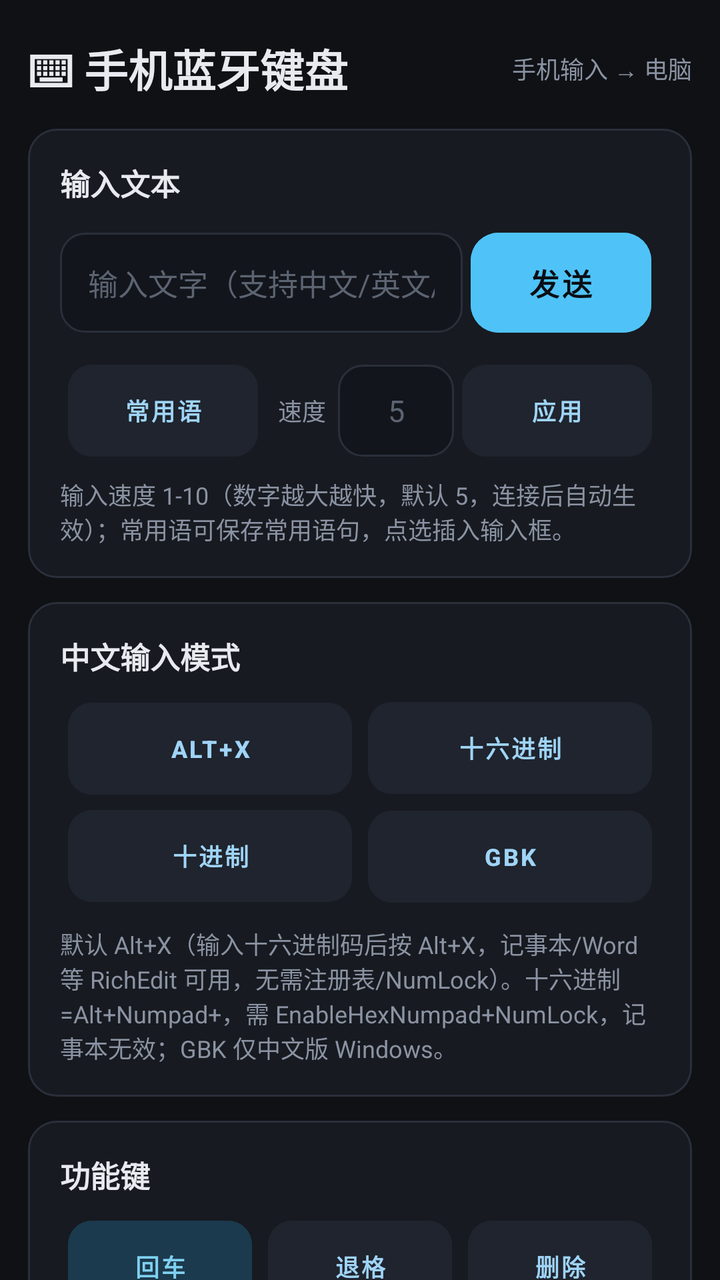
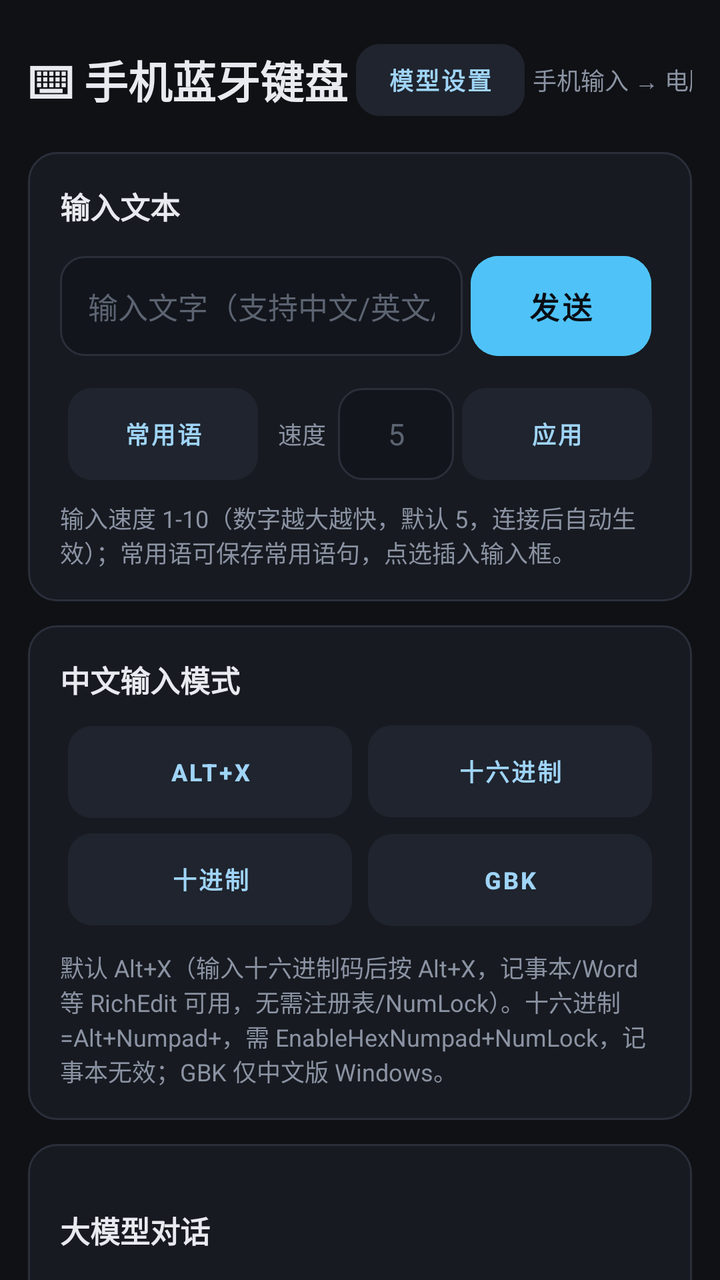

Screens rendered from an Android XML layout before and after an edit, with the pre-edit source and the edit as a unified diff.
<!-- AndroidManifest.xml: activity theme Theme.HIDBLEKeyboard -->
<!-- res/layout/activity_main.xml -->
<?xml version="1.0" encoding="utf-8"?>
<ScrollView xmlns:android="http://schemas.android.com/apk/res/android"
    android:layout_width="match_parent"
    android:layout_height="match_parent"
    android:background="@color/background"
    android:fillViewport="true"
    android:scrollbars="none">

    <LinearLayout
        android:layout_width="match_parent"
        android:layout_height="wrap_content"
        android:orientation="vertical"
        android:padding="14dp">

        
        <LinearLayout
            android:layout_width="match_parent"
            android:layout_height="wrap_content"
            android:orientation="horizontal"
            android:gravity="center_vertical"
            android:layout_marginBottom="14dp"
            android:layout_marginTop="4dp">

            <TextView
                android:layout_width="wrap_content"
                android:layout_height="wrap_content"
                android:text="⌨ 手机蓝牙键盘"
                android:textSize="22sp"
                android:textStyle="bold"
                android:textColor="@color/text_primary" />

            <View
                android:layout_width="0dp"
                android:layout_height="1dp"
                android:layout_weight="1" />

            <TextView
                android:layout_width="wrap_content"
                android:layout_height="wrap_content"
                android:text="手机输入 → 电脑"
                android:textSize="12sp"
                android:textColor="@color/text_secondary" />
        </LinearLayout>

        
        <LinearLayout
            android:layout_width="match_parent"
            android:layout_height="wrap_content"
            android:orientation="vertical"
            android:background="@drawable/bg_card"
            android:padding="16dp"
            android:layout_marginBottom="12dp">

            <TextView
                android:layout_width="wrap_content"
                android:layout_height="wrap_content"
                android:text="输入文本"
                android:textSize="15sp"
                android:textStyle="bold"
                android:textColor="@color/text_primary"
                android:layout_marginBottom="10dp" />

            <LinearLayout
                android:layout_width="match_parent"
                android:layout_height="wrap_content"
                android:orientation="horizontal"
                android:gravity="center_vertical">

                <EditText
                    android:id="@+id/textInput"
                    android:layout_width="0dp"
                    android:layout_height="50dp"
                    android:layout_weight="1"
                    android:background="@drawable/bg_input"
                    android:paddingStart="14dp"
                    android:paddingEnd="14dp"
                    android:hint="输入文字（支持中文/英文/数字）"
                    android:textColor="@color/text_primary"
                    android:textColorHint="@color/text_hint"
                    android:textColorHighlight="#334FC3F7"
                    android:textSize="15sp"
                    android:singleLine="true"
                    android:inputType="text"
                    android:imeOptions="actionSend"
                    android:importantForAutofill="no" />

                <Button
                    android:id="@+id/sendButton"
                    style="@style/PrimaryButton"
                    android:layout_width="0dp"
                    android:layout_height="50dp"
                    android:layout_weight="0.45"
                    android:text="发送" />
            </LinearLayout>

            
            <LinearLayout
                android:layout_width="match_parent"
                android:layout_height="wrap_content"
                android:orientation="horizontal"
                android:gravity="center_vertical"
                android:layout_marginTop="8dp">

                <Button
                    android:id="@+id/phraseButton"
                    style="@style/KeyButton"
                    android:layout_weight="1.2"
                    android:text="常用语" />

                <TextView
                    android:layout_width="wrap_content"
                    android:layout_height="wrap_content"
                    android:text="速度"
                    android:textSize="12sp"
                    android:textColor="@color/text_secondary"
                    android:layout_marginStart="6dp"
                    android:layout_marginEnd="6dp" />

                <EditText
                    android:id="@+id/speedInput"
                    android:layout_width="58dp"
                    android:layout_height="46dp"
                    android:background="@drawable/bg_input"
                    android:gravity="center"
                    android:hint="5"
                    android:inputType="number"
                    android:maxLength="2"
                    android:textColor="@color/text_primary"
                    android:textColorHint="@color/text_hint"
                    android:textSize="15sp"
                    android:importantForAutofill="no" />

                <Button
                    android:id="@+id/applySpeedButton"
                    style="@style/KeyButton"
                    android:layout_weight="1.2"
                    android:text="应用" />
            </LinearLayout>

            <TextView
                android:layout_width="match_parent"
                android:layout_height="wrap_content"
                android:text="输入速度 1-10（数字越大越快，默认 5，连接后自动生效）；常用语可保存常用语句，点选插入输入框。"
                android:textSize="12sp"
                android:textColor="@color/text_secondary"
                android:layout_marginTop="6dp" />
        </LinearLayout>

        
        <LinearLayout
            android:layout_width="match_parent"
            android:layout_height="wrap_content"
            android:orientation="vertical"
            android:background="@drawable/bg_card"
            android:padding="16dp"
            android:layout_marginBottom="12dp">

            <TextView
                android:layout_width="wrap_content"
                android:layout_height="wrap_content"
                android:text="中文输入模式"
                android:textSize="15sp"
                android:textStyle="bold"
                android:textColor="@color/text_primary"
                android:layout_marginBottom="8dp" />

            <LinearLayout
                android:layout_width="match_parent"
                android:layout_height="wrap_content"
                android:orientation="horizontal">

                <Button
                    android:id="@+id/btnModeAltX"
                    style="@style/KeyButton"
                    android:layout_weight="1"
                    android:text="Alt+X" />

                <Button
                    android:id="@+id/btnModeHex"
                    style="@style/KeyButton"
                    android:layout_weight="1"
                    android:text="十六进制" />
            </LinearLayout>

            <LinearLayout
                android:layout_width="match_parent"
                android:layout_height="wrap_content"
                android:orientation="horizontal">

                <Button
                    android:id="@+id/btnModeDecimal"
                    style="@style/KeyButton"
                    android:layout_weight="1"
                    android:text="十进制" />

                <Button
                    android:id="@+id/btnModeGbk"
                    style="@style/KeyButton"
                    android:layout_weight="1"
                    android:text="GBK" />
            </LinearLayout>

            <TextView
                android:layout_width="match_parent"
                android:layout_height="wrap_content"
                android:text="默认 Alt+X（输入十六进制码后按 Alt+X，记事本/Word 等 RichEdit 可用，无需注册表/NumLock）。十六进制=Alt+Numpad+，需 EnableHexNumpad+NumLock，记事本无效；GBK 仅中文版 Windows。"
                android:textSize="12sp"
                android:textColor="@color/text_secondary"
                android:layout_marginTop="8dp" />
        </LinearLayout>

        
        <LinearLayout
            android:layout_width="match_parent"
            android:layout_height="wrap_content"
            android:orientation="vertical"
            android:background="@drawable/bg_card"
            android:padding="16dp"
            android:layout_marginBottom="12dp">

            <TextView
                android:layout_width="wrap_content"
                android:layout_height="wrap_content"
                android:text="功能键"
                android:textSize="15sp"
                android:textStyle="bold"
                android:textColor="@color/text_primary"
                android:layout_marginBottom="8dp" />

            <LinearLayout
                android:layout_width="match_parent"
                android:layout_height="wrap_content"
                android:orientation="horizontal">

                <Button
                    android:id="@+id/btnEnter"
                    style="@style/EnterButton"
                    android:layout_weight="1"
                    android:text="回车" />

                <Button
                    android:id="@+id/btnBackspace"
                    style="@style/KeyButton"
                    android:layout_weight="1"
                    android:text="退格" />

                <Button
                    android:id="@+id/btnDelete"
                    style="@style/KeyButton"
                    android:layout_weight="1"
                    android:text="删除" />
            </LinearLayout>

            <LinearLayout
                android:layout_width="match_parent"
                android:layout_height="wrap_content"
                android:orientation="horizontal">

                <Button
                    android:id="@+id/btnTab"
                    style="@style/KeyButton"
                    android:layout_weight="1"
                    android:text="Tab" />

                <Button
                    android:id="@+id/btnEscape"
                    style="@style/KeyButton"
                    android:layout_weight="1"
                    android:text="Esc" />

                <View
                    android:layout_width="0dp"
                    android:layout_height="1dp"
                    android:layout_weight="1" />
            </LinearLayout>
        </LinearLayout>

        
        <LinearLayout
            android:layout_width="match_parent"
            android:layout_height="wrap_content"
            android:orientation="vertical"
            android:background="@drawable/bg_card"
            android:padding="16dp"
            android:layout_marginBottom="12dp">

            <TextView
                android:layout_width="wrap_content"
                android:layout_height="wrap_content"
                android:text="光标控制"
                android:textSize="15sp"
                android:textStyle="bold"
                android:textColor="@color/text_primary"
                android:layout_marginBottom="8dp" />

            
            <LinearLayout
                android:layout_width="match_parent"
                android:layout_height="wrap_content"
                android:orientation="vertical"
                android:gravity="center_horizontal"
                android:layout_marginBottom="6dp">

                <Button
                    android:id="@+id/btnUp"
                    style="@style/KeyButton"
                    android:layout_width="56dp"
                    android:layout_height="46dp"
                    android:text="↑" />

                <LinearLayout
                    android:layout_width="wrap_content"
                    android:layout_height="wrap_content"
                    android:orientation="horizontal">

                    <Button
                        android:id="@+id/btnLeft"
                        style="@style/KeyButton"
                        android:layout_width="56dp"
                        android:layout_height="46dp"
                        android:text="←" />

                    <Button
                        android:id="@+id/btnDown"
                        style="@style/KeyButton"
                        android:layout_width="56dp"
                        android:layout_height="46dp"
                        android:text="↓" />

                    <Button
                        android:id="@+id/btnRight"
                        style="@style/KeyButton"
                        android:layout_width="56dp"
                        android:layout_height="46dp"
                        android:text="→" />
                </LinearLayout>
            </LinearLayout>

            <LinearLayout
                android:layout_width="match_parent"
                android:layout_height="wrap_content"
                android:orientation="horizontal">

                <Button
                    android:id="@+id/btnHome"
                    style="@style/KeyButton"
                    android:layout_weight="1"
                    android:text="Home" />

                <Button
                    android:id="@+id/btnEnd"
                    style="@style/KeyButton"
                    android:layout_weight="1"
                    android:text="End" />
            </LinearLayout>
        </LinearLayout>

        
        <LinearLayout
            android:layout_width="match_parent"
            android:layout_height="wrap_content"
            android:orientation="vertical"
            android:background="@drawable/bg_card"
            android:padding="16dp"
            android:layout_marginBottom="12dp">

            <TextView
                android:layout_width="wrap_content"
                android:layout_height="wrap_content"
                android:text="组合键"
                android:textSize="15sp"
                android:textStyle="bold"
                android:textColor="@color/text_primary"
                android:layout_marginBottom="8dp" />

            <LinearLayout
                android:layout_width="match_parent"
                android:layout_height="wrap_content"
                android:orientation="horizontal">

                <Button
                    android:id="@+id/btnCtrlC"
                    style="@style/KeyButton"
                    android:layout_weight="1"
                    android:text="Ctrl+C" />

                <Button
                    android:id="@+id/btnCtrlV"
                    style="@style/KeyButton"
                    android:layout_weight="1"
                    android:text="Ctrl+V" />
            </LinearLayout>

            <LinearLayout
                android:layout_width="match_parent"
                android:layout_height="wrap_content"
                android:orientation="horizontal">

                <Button
                    android:id="@+id/btnCtrlX"
                    style="@style/KeyButton"
                    android:layout_weight="1"
                    android:text="Ctrl+X" />

                <Button
                    android:id="@+id/btnCtrlA"
                    style="@style/KeyButton"
                    android:layout_weight="1"
                    android:text="Ctrl+A" />
            </LinearLayout>

            <LinearLayout
                android:layout_width="match_parent"
                android:layout_height="wrap_content"
                android:orientation="horizontal">

                <Button
                    android:id="@+id/btnCtrlZ"
                    style="@style/KeyButton"
                    android:layout_weight="1"
                    android:text="Ctrl+Z" />

                <Button
                    android:id="@+id/btnCtrlS"
                    style="@style/KeyButton"
                    android:layout_weight="1"
                    android:text="Ctrl+S" />
            </LinearLayout>
        </LinearLayout>

        
        <LinearLayout
            android:layout_width="match_parent"
            android:layout_height="wrap_content"
            android:orientation="vertical"
            android:background="@drawable/bg_card"
            android:padding="16dp"
            android:layout_marginBottom="12dp">

            <TextView
                android:layout_width="wrap_content"
                android:layout_height="wrap_content"
                android:text="命令日志"
                android:textSize="15sp"
                android:textStyle="bold"
                android:textColor="@color/text_primary"
                android:layout_marginBottom="10dp" />

            <ScrollView
                android:layout_width="match_parent"
                android:layout_height="160dp"
                android:scrollbars="vertical">

                <TextView
                    android:id="@+id/commandLog"
                    android:layout_width="match_parent"
                    android:layout_height="wrap_content"
                    android:text="等待连接..."
                    android:textSize="12sp"
                    android:textColor="@color/text_secondary"
                    android:fontFamily="monospace"
                    android:background="@drawable/bg_log"
                    android:padding="10dp"
                    android:lineSpacingExtra="2dp" />
            </ScrollView>
        </LinearLayout>

        
        <LinearLayout
            android:layout_width="match_parent"
            android:layout_height="wrap_content"
            android:orientation="vertical"
            android:background="@drawable/bg_card"
            android:padding="16dp"
            android:layout_marginBottom="12dp">

            <LinearLayout
                android:layout_width="match_parent"
                android:layout_height="wrap_content"
                android:orientation="horizontal"
                android:gravity="center_vertical">

                <TextView
                    android:layout_width="0dp"
                    android:layout_height="wrap_content"
                    android:layout_weight="1"
                    android:text="模拟蓝牙键盘"
                    android:textSize="16sp"
                    android:textStyle="bold"
                    android:textColor="@color/text_primary" />

                <androidx.appcompat.widget.SwitchCompat
                    android:id="@+id/keyboardSwitch"
                    android:layout_width="wrap_content"
                    android:layout_height="wrap_content"
                    android:textOn=""
                    android:textOff="" />
            </LinearLayout>

            <LinearLayout
                android:layout_width="match_parent"
                android:layout_height="wrap_content"
                android:orientation="horizontal"
                android:gravity="center_vertical"
                android:layout_marginTop="10dp">

                <TextView
                    android:layout_width="wrap_content"
                    android:layout_height="wrap_content"
                    android:text="● "
                    android:textSize="16sp"
                    android:textColor="@color/disconnected"
                    android:id="@+id/statusDot" />

                <TextView
                    android:id="@+id/statusText"
                    android:layout_width="wrap_content"
                    android:layout_height="wrap_content"
                    android:text="未启动"
                    android:textSize="16sp"
                    android:textStyle="bold"
                    android:textColor="@color/disconnected" />
            </LinearLayout>

            <TextView
                android:id="@+id/deviceNameText"
                android:layout_width="match_parent"
                android:layout_height="wrap_content"
                android:text="打开开关后自动开启蓝牙并模拟成蓝牙键盘；弹出“对附近设备可见”时请点允许，然后到电脑上 设置 → 蓝牙 → 添加设备，搜索“手机蓝牙键盘”并配对。"
                android:textSize="13sp"
                android:textColor="@color/text_secondary"
                android:layout_marginTop="6dp" />
        </LinearLayout>

        
        <LinearLayout
            android:layout_width="match_parent"
            android:layout_height="wrap_content"
            android:orientation="vertical"
            android:background="@drawable/bg_card"
            android:padding="16dp"
            android:layout_marginBottom="20dp">

            <TextView
                android:layout_width="wrap_content"
                android:layout_height="wrap_content"
                android:text="已配对设备"
                android:textSize="15sp"
                android:textStyle="bold"
                android:textColor="@color/text_primary"
                android:layout_marginBottom="10dp" />

            <TextView
                android:layout_width="match_parent"
                android:layout_height="wrap_content"
                android:text="在电脑蓝牙中添加“手机蓝牙键盘”并完成配对后，这里会显示该电脑；点选即可连接。"
                android:textSize="12sp"
                android:textColor="@color/text_secondary"
                android:layout_marginBottom="10dp" />

            <ListView
                android:id="@+id/deviceList"
                android:layout_width="match_parent"
                android:layout_height="160dp"
                android:background="@drawable/bg_list"
                android:divider="@color/card_stroke"
                android:dividerHeight="1dp"
                android:padding="4dp"
                android:scrollbarStyle="outsideOverlay" />
        </LinearLayout>

    </LinearLayout>
</ScrollView>
<!-- resources referenced by this layout -->
<resources>
  <color name="background">#0F1115</color>
  <color name="card_stroke">#2A2F3A</color>
  <color name="disconnected">#EF5350</color>
  <color name="text_hint">#5C6472</color>
  <color name="text_primary">#E8EAF0</color>
  <color name="text_secondary">#8B93A3</color>
  <!-- drawable bg_card (drawable) -->
  <?xml version="1.0" encoding="utf-8"?>
  <shape xmlns:android="http://schemas.android.com/apk/res/android"
      android:shape="rectangle">
      <solid android:color="@color/card_background" />
      <corners android:radius="14dp" />
      <stroke
          android:width="1dp"
          android:color="@color/card_stroke" />
  </shape>
  <!-- drawable bg_list (drawable) -->
  <?xml version="1.0" encoding="utf-8"?>
  <shape xmlns:android="http://schemas.android.com/apk/res/android"
      android:shape="rectangle">
      <solid android:color="@color/list_bg" />
      <corners android:radius="10dp" />
      <stroke android:width="1dp" android:color="@color/card_stroke" />
  </shape>
  <!-- drawable bg_log (drawable) -->
  <?xml version="1.0" encoding="utf-8"?>
  <shape xmlns:android="http://schemas.android.com/apk/res/android"
      android:shape="rectangle">
      <solid android:color="@color/log_bg" />
      <corners android:radius="10dp" />
      <stroke android:width="1dp" android:color="@color/card_stroke" />
  </shape>
  <color name="card_background">#171A20</color>
  <color name="input_bg">#12151B</color>
  <color name="input_stroke_focused">#4FC3F7</color>
  <color name="input_stroke">#2A2F3A</color>
  <color name="list_bg">#12151B</color>
  <color name="log_bg">#0C0E12</color>
  <!-- drawable btn_text_enter (drawable) -->
  <?xml version="1.0" encoding="utf-8"?>
  <selector xmlns:android="http://schemas.android.com/apk/res/android">
      <item android:state_enabled="false" android:color="@color/btn_enter_text_disabled" />
      <item android:color="@color/btn_enter_text" />
  </selector>
  <!-- drawable btn_bg_enter (drawable) -->
  <?xml version="1.0" encoding="utf-8"?>
  <selector xmlns:android="http://schemas.android.com/apk/res/android">
      <item android:state_enabled="false" android:color="@color/btn_enter_disabled" />
      <item android:state_pressed="true" android:color="@color/btn_enter_pressed" />
      <item android:color="@color/btn_enter" />
  </selector>
  <color name="ripple">#26FFFFFF</color>
  <!-- drawable btn_bg_key (drawable) -->
  <?xml version="1.0" encoding="utf-8"?>
  <selector xmlns:android="http://schemas.android.com/apk/res/android">
      <item android:state_enabled="false" android:color="@color/btn_key_disabled" />
      <item android:state_pressed="true" android:color="@color/btn_key_pressed" />
      <item android:color="@color/btn_key" />
  </selector>
  <!-- drawable btn_text_primary (drawable) -->
  <?xml version="1.0" encoding="utf-8"?>
  <selector xmlns:android="http://schemas.android.com/apk/res/android">
      <item android:state_enabled="false" android:color="@color/btn_primary_text_disabled" />
      <item android:color="@color/btn_primary_text" />
  </selector>
  <color name="primary">#4FC3F7</color>
  <color name="primary_dark">#0288D1</color>
  <color name="accent">#FFB74D</color>
  <color name="on_primary">#0A0E14</color>
  <color name="btn_enter_text_disabled">#35505F</color>
  <color name="btn_enter_text">#7FD0F0</color>
  <color name="btn_enter_disabled">#15242E</color>
  <color name="btn_enter_pressed">#23506B</color>
  <color name="btn_enter">#1B3A4D</color>
  <color name="btn_key_text_disabled">#3E4652</color>
  <color name="btn_key_text_pressed">#CBE9FC</color>
  <color name="btn_key_text">#9FD4F7</color>
  <color name="btn_key_disabled">#161A20</color>
  <color name="btn_key_pressed">#2C3340</color>
  <color name="btn_key">#1F242E</color>
  <color name="btn_primary_text_disabled">#55606F</color>
  <color name="btn_primary_text">#0A0E14</color>
  <color name="btn_primary_disabled">#2A3340</color>
  <color name="btn_primary_pressed">#81D4FA</color>
  <color name="btn_primary">#4FC3F7</color>
  <!-- unchanged entries left out for length: 7 -->
</resources>

<!-- the commit's change to res/layout/activity_main.xml (unified diff, before → after) -->
@@ -33,6 +33,14 @@
                 android:layout_width="0dp"
                 android:layout_height="1dp"
                 android:layout_weight="1" />
+
+            <Button
+                android:id="@+id/llmSettingsTopButton"
+                style="@style/KeyButton"
+                android:layout_width="wrap_content"
+                android:layout_height="36dp"
+                android:layout_marginEnd="8dp"
+                android:text="模型设置" />
 
             <TextView
                 android:layout_width="wrap_content"
@@ -218,6 +226,120 @@
             android:padding="16dp"
             android:layout_marginBottom="12dp">
 
+            <LinearLayout
+                android:layout_width="match_parent"
+                android:layout_height="wrap_content"
+                android:orientation="horizontal"
+                android:gravity="center_vertical"
+                android:layout_marginBottom="8dp">
+
+                <TextView
+                    android:layout_width="0dp"
+                    android:layout_height="wrap_content"
+                    android:layout_weight="1"
+                    android:text="大模型对话"
+                    android:textSize="15sp"
+                    android:textStyle="bold"
+                    android:textColor="@color/text_primary" />
+
+                <Button
+                    android:id="@+id/llmSettingsButton"
+                    style="@style/KeyButton"
+                    android:text="模型设置" />
+            </LinearLayout>
+
+            <TextView
+                android:layout_width="match_parent"
+                android:layout_height="wrap_content"
+                android:text="选提供方 + 填 Token 后即可对话；对话显示在下框（可直接编辑），点“发送到键盘”把内容打到电脑。"
+                android:textSize="12sp"
+                android:textColor="@color/text_secondary"
+                android:layout_marginBottom="8dp" />
+
+            <LinearLayout
+                android:layout_width="match_parent"
+                android:layout_height="wrap_content"
+                android:orientation="horizontal"
+                android:gravity="center_vertical">
+
+                <EditText
+                    android:id="@+id/llmInput"
+                    android:layout_width="0dp"
+                    android:layout_height="50dp"
+                    android:layout_weight="1"
+                    android:background="@drawable/bg_input"
+                    android:paddingStart="14dp"
+                    android:paddingEnd="14dp"
+                    android:hint="输入要问模型的话..."
+                    android:textColor="@color/text_primary"
+                    android:textColorHint="@color/text_hint"
+                    android:textColorHighlight="#334FC3F7"
+                    android:textSize="15sp"
+                    android:singleLine="true"
+                    android:inputType="text"
+                    android:imeOptions="actionSend"
+                    android:importantForAutofill="no" />
+
+                <Button
+                    android:id="@+id/llmSendButton"
+                    style="@style/PrimaryButton"
+                    android:layout_width="0dp"
+                    android:layout_height="50dp"
+                    android:layout_weight="0.45"
+                    android:text="发送给模型" />
+            </LinearLayout>
+
+            <EditText
+                android:id="@+id/llmOutput"
+                android:layout_width="match_parent"
+                android:layout_height="180dp"
+                android:background="@drawable/bg_log"
+                android:padding="10dp"
+                android:hint="对话内容会显示在这里，可直接编辑"
+                android:textColor="@color/text_primary"
+                android:textColorHint="@color/text_hint"
+                android:textSize="13sp"
+                android:gravity="top|start"
+                android:scrollbars="vertical"
+                android:inputType="textMultiLine"
+                android:lineSpacingExtra="2dp"
+                android:layout_marginTop="8dp"
+                android:importantForAutofill="no" />
+
+            <LinearLayout
+                android:layout_width="match_parent"
+                android:layout_height="wrap_content"
+                android:orientation="horizontal"
+                android:layout_marginTop="8dp">
+
+                <Button
+                    android:id="@+id/llmSendToKeyboardButton"
+                    style="@style/PrimaryButton"
+                    android:layout_width="0dp"
+                    android:layout_height="50dp"
+                    android:layout_weight="1"
+                    android:text="发送到键盘" />
+
+                <Button
+                    android:id="@+id/llmClearButton"
+                    style="@style/KeyButton"
+                    android:layout_width="0dp"
+                    android:layout_height="50dp"
+                    android:layout_weight="0.6"
+                    android:layout_marginStart="8dp"
+                    android:text="清空" />
+            </LinearLayout>
+        </LinearLayout>
+
+        
+        <LinearLayout
+            android:layout_width="match_parent"
+            android:layout_height="wrap_content"
+            android:orientation="vertical"
+            android:background="@drawable/bg_card"
+            android:padding="16dp"
+            android:layout_marginBottom="12dp">
+
             <TextView
                 android:layout_width="wrap_content"
                 android:layout_height="wrap_content"
